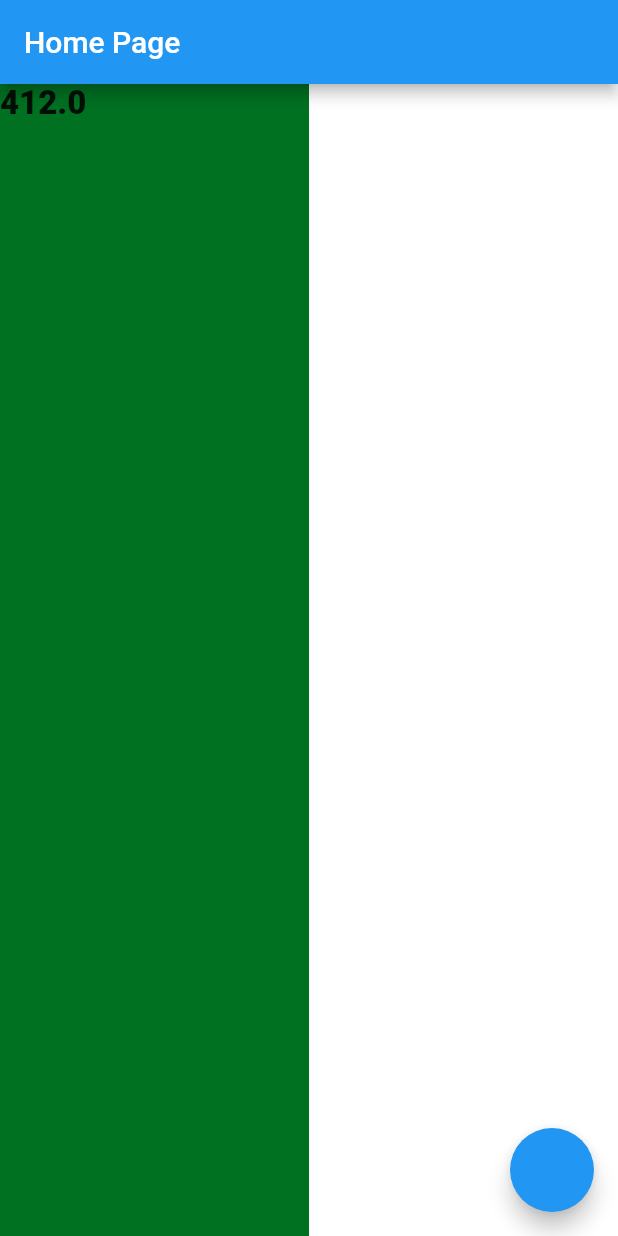
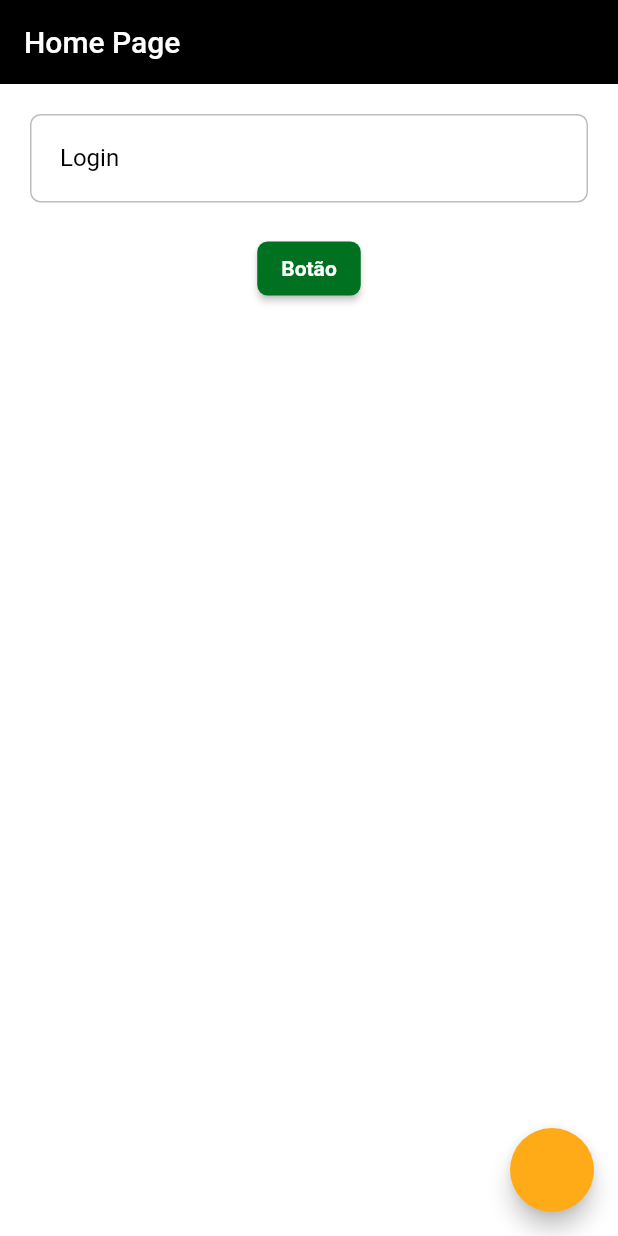
Before and after one commit to unleed-l/dw10_delivery_app, a Flutter app: the screen it shows after launch, on a phone screen of 412 x 824 dp. Run offline on Flutter 3.47's test engine with Material 2 defaults, Android fonts, the phone set to English and light mode, and no system bars; our stand-ins replace awesome_snackbar_content, flutter_modular, loading_animation_widget; Roboto replaces fonts that are missing (mplus1).

Commit message:
configuração do tema do app

```diff
--- a/frontend/lib/src/core/ui/styles/app_styles.dart
+++ b/frontend/lib/src/core/ui/styles/app_styles.dart
@@ -1,6 +1,7 @@
 import 'package:flutter/material.dart';
 
 import 'colors_app.dart';
+import 'text_styles.dart';
 
 class AppStyles {
   static AppStyles? _instance;
@@ -17,7 +18,7 @@ class AppStyles {
           borderRadius: BorderRadius.circular(7),
         ),
         backgroundColor: ColorsApp.instance.primary,
-        //textStyle:
+        textStyle: TextStyles.instance.textButtonLabel,
       );
 }
 
--- a/frontend/lib/src/core/ui/theme/theme_config.dart
+++ b/frontend/lib/src/core/ui/theme/theme_config.dart
@@ -1,9 +1,46 @@
 import 'package:flutter/material.dart';
+
+import '../styles/app_styles.dart';
+import '../styles/colors_app.dart';
+import '../styles/text_styles.dart';
 
 class ThemeConfig {
   ThemeConfig._();
 
+  static final _defaultInputBorder = OutlineInputBorder(
+    borderRadius: BorderRadius.circular(7),
+    borderSide: BorderSide(color: Colors.grey.shade400),
+  );
+
   static final theme = ThemeData(
     scaffoldBackgroundColor: Colors.white,
+    appBarTheme: const AppBarTheme(
+      backgroundColor: Colors.black,
+      elevation: 0,
+      iconTheme: IconThemeData(color: Colors.black),
+    ),
+    colorScheme: ColorScheme.fromSeed(
+      seedColor: ColorsApp.instance.primary,
+      primary: ColorsApp.instance.primary,
+      secondary: ColorsApp.instance.secondary,
+    ),
+    elevatedButtonTheme: ElevatedButtonThemeData(
+      style: AppStyles.instance.primaryButton,
+    ),
+    inputDecorationTheme: InputDecorationTheme(
+      fillColor: Colors.white,
+      filled: true,
+      isDense: true,
+      contentPadding: const EdgeInsets.all(20),
+      border: _defaultInputBorder,
+      enabledBorder: _defaultInputBorder,
+      focusedBorder: _defaultInputBorder,
+      labelStyle: TextStyles.instance.textRegular.copyWith(
+        color: Colors.black,
+      ),
+      errorStyle: TextStyles.instance.textRegular.copyWith(
+        color: Colors.redAccent,
+      ),
+    ),
   );
 }
--- a/frontend/lib/src/modules/home/home_page.dart
+++ b/frontend/lib/src/modules/home/home_page.dart
@@ -1,9 +1,6 @@
 import 'package:flutter/material.dart';
 import '../../core/ui/helpers/loader.dart';
 import '../../core/ui/helpers/messages.dart';
-import '../../core/ui/helpers/size_extensions.dart';
-import '../../core/ui/styles/colors_app.dart';
-import '../../core/ui/styles/text_styles.dart';
 
 class HomePage extends StatefulWidget {
   const HomePage({super.key});
@@ -17,16 +14,24 @@ class _HomePageState extends State<HomePage> with Loader, Messages {
   Widget build(BuildContext context) {
     return Scaffold(
       appBar: AppBar(
+        centerTitle: false,
         title: const Text('Home Page'),
       ),
-      body: Container(
-        color: context.colors.primary,
-        height: context.percentHeight(1),
-        width: context.percentWidth(.5),
-        child: Text(
-          context.screenWidth.toString(),
-          style: context.textStyles.textTitle,
-        ),
+      body: Column(
+        children: [
+          Padding(
+            padding: const EdgeInsets.all(20),
+            child: TextFormField(
+              decoration: const InputDecoration(
+                label: Text('Login'),
+              ),
+            ),
+          ),
+          ElevatedButton(
+            onPressed: () {},
+            child: const Text('Botão'),
+          ),
+        ],
       ),
       floatingActionButton: FloatingActionButton(
         onPressed: () async {
```
